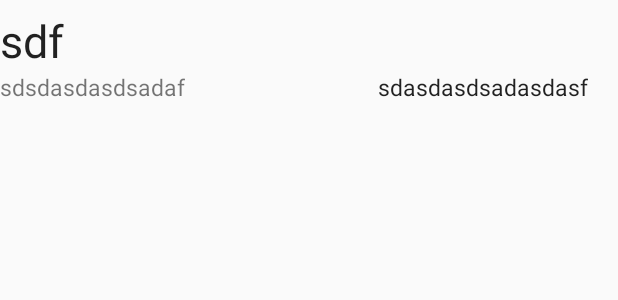
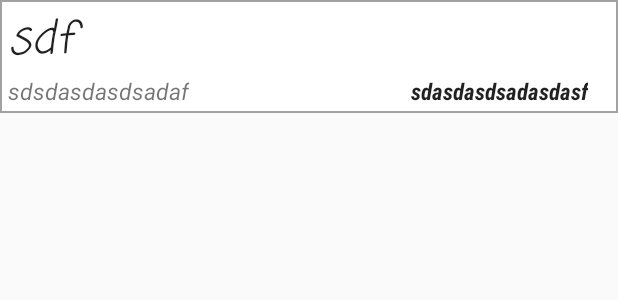
Before and after one commit to davis123123/iNGAGE, an Android app: the layout thread_row_layout.xml on its own in the app's theme, with its tools: preview values and no code run, on a phone screen of 412 x 824 dp. Shown: the top 300 px of the screen. Run offline under Robolectric (Android 15) with nearby library versions, the phone set to English and light mode, and no system bars.

Commit message:
Customized frame layout
Added borders to each frame item. Also adjusted margins of the text, as well as the font styles.

```diff
--- a/app/src/main/res/layout/thread_row_layout.xml
+++ b/app/src/main/res/layout/thread_row_layout.xml
@@ -3,15 +3,18 @@
     android:orientation="vertical"
     android:layout_width="match_parent"
     android:layout_height="75dp"
-    android:gravity="center_vertical">
+    android:gravity="center_vertical"
+    android:background="@layout/frame_item">
 
     <TextView
         android:id="@+id/thread_title_view"
         android:layout_width="match_parent"
         android:layout_height="wrap_content"
-        android:fontFamily="sans-serif"
+        android:layout_marginLeft="5dp"
+        android:fontFamily="casual"
         android:text="sdf"
         android:gravity="left"
+        android:textStyle="italic"
         android:textAppearance="@style/TextAppearance.AppCompat.Large"
         android:textSize="30sp" />
 
@@ -19,7 +22,9 @@
         android:id="@+id/thread_category_view"
         android:layout_width="wrap_content"
         android:layout_height="wrap_content"
+        android:layout_marginLeft="5dp"
         android:fontFamily="sans-serif"
+        android:textStyle="italic"
         android:text="sdsdasdasdsadaf"
         android:gravity="left"
         android:textAppearance="@style/TextAppearance.AppCompat.Small"
@@ -30,7 +35,8 @@
         android:id="@+id/thread_by_view"
         android:layout_width="wrap_content"
         android:layout_height="wrap_content"
-        android:fontFamily="sans-serif"
+        android:fontFamily="sans-serif-condensed"
+        android:textStyle="italic|bold|normal"
         android:text="sdasdasdsadasdasf"
         android:gravity="left"
         android:textAppearance="@style/TextAppearance.AppCompat.Large"
```
Also changed, not shown: app/src/main/res/layout/frame_item.xml (added, +14 -0 lines).
